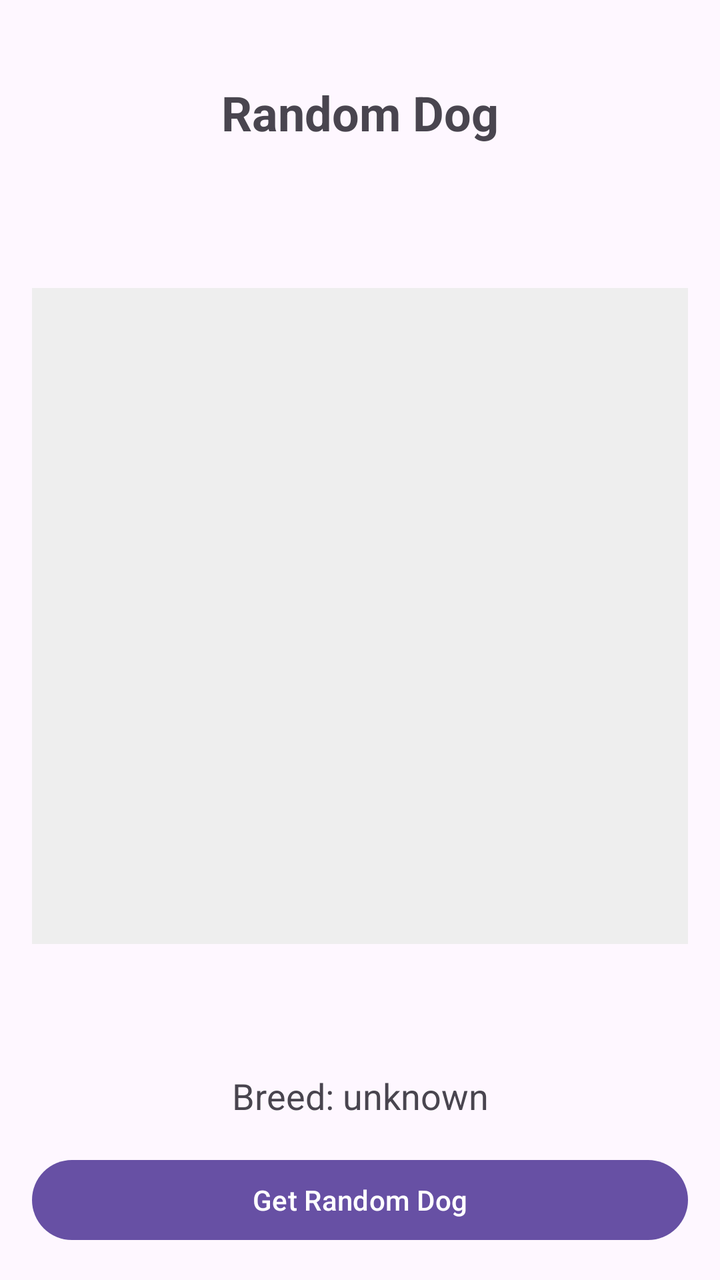
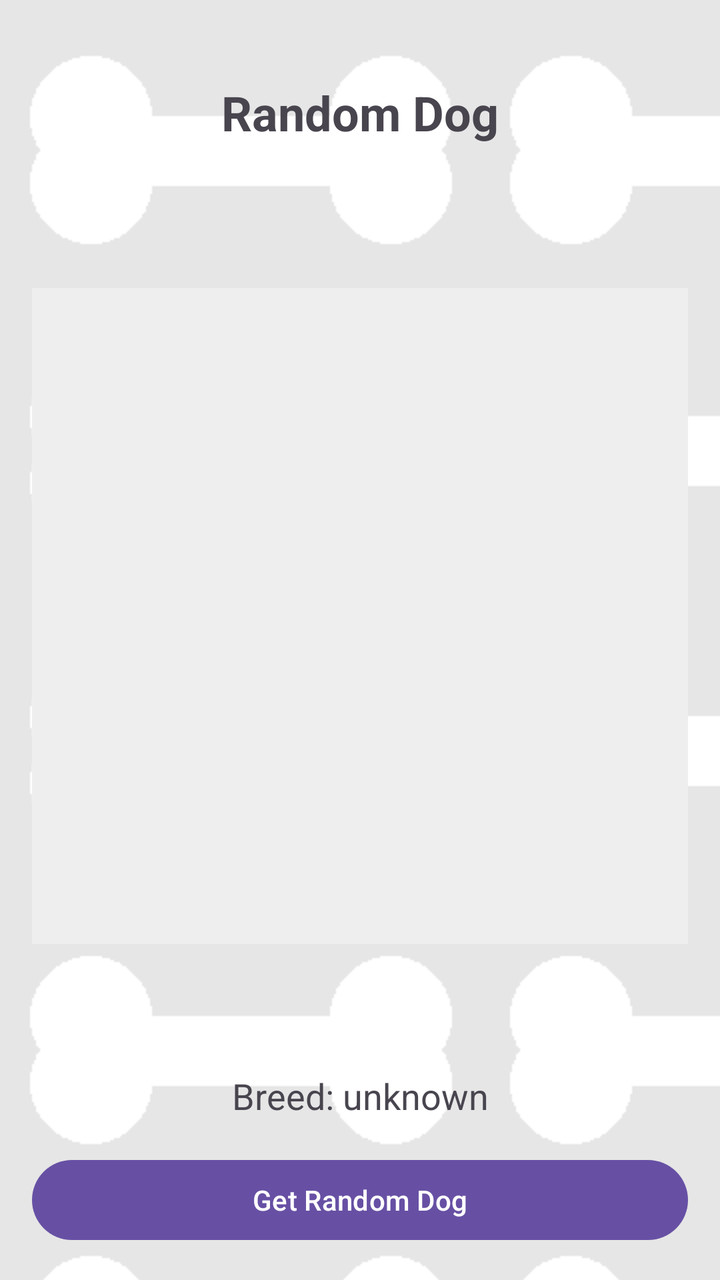

An Android layout rendered at two revisions. The XML below is the earlier revision; the diff shows what the commit changed to produce the second picture.
<!-- AndroidManifest.xml: application theme Theme.DogCeo -->
<!-- res/layout/activity_random_dog.xml -->
<?xml version="1.0" encoding="utf-8"?>
<androidx.constraintlayout.widget.ConstraintLayout xmlns:android="http://schemas.android.com/apk/res/android"
    xmlns:app="http://schemas.android.com/apk/res-auto"
    xmlns:tools="http://schemas.android.com/tools"
    android:id="@+id/randomDog"
    android:layout_width="match_parent"
    android:layout_height="match_parent"
    android:padding="16dp"
    tools:context=".RandomDogActivity">

    <TextView
        android:id="@+id/titleText"
        android:layout_width="wrap_content"
        android:layout_height="wrap_content"
        android:text="Random Dog"
        android:textSize="24sp"
        android:textStyle="bold"
        app:layout_constraintTop_toTopOf="parent"
        app:layout_constraintStart_toStartOf="parent"
        app:layout_constraintEnd_toEndOf="parent"
        android:layout_marginTop="24dp" />

    <ImageView
        android:id="@+id/dogImage"
        android:layout_width="0dp"
        android:layout_height="0dp"
        android:scaleType="centerCrop"
        android:contentDescription="Random dog image"
        android:background="#EEEEEE"
        app:layout_constraintTop_toBottomOf="@id/titleText"
        app:layout_constraintBottom_toTopOf="@id/breedText"
        app:layout_constraintStart_toStartOf="parent"
        app:layout_constraintEnd_toEndOf="parent"
        app:layout_constraintDimensionRatio="1:1"
        android:layout_marginTop="24dp"
        android:layout_marginBottom="16dp" />

    <TextView
        android:id="@+id/breedText"
        android:layout_width="wrap_content"
        android:layout_height="wrap_content"
        android:text="Breed: unknown"
        android:textSize="18sp"
        app:layout_constraintBottom_toTopOf="@id/fetchButton"
        app:layout_constraintStart_toStartOf="parent"
        app:layout_constraintEnd_toEndOf="parent"
        android:layout_marginBottom="16dp" />

    <Button
        android:id="@+id/fetchButton"
        android:layout_width="match_parent"
        android:layout_height="wrap_content"
        android:text="Get Random Dog"
        app:layout_constraintBottom_toBottomOf="parent"
        app:layout_constraintStart_toStartOf="parent"
        app:layout_constraintEnd_toEndOf="parent" />

</androidx.constraintlayout.widget.ConstraintLayout>
<!-- resources referenced by this layout -->
<resources>
  <style name="Theme.DogCeo" parent="Base.Theme.DogCeo" />
  <style name="Base.Theme.DogCeo" parent="Theme.Material3.DayNight.NoActionBar">
          
          
      </style>
</resources>

<!-- the commit's change to res/layout/activity_random_dog.xml (unified diff, before → after) -->
@@ -5,6 +5,7 @@
     android:id="@+id/randomDog"
     android:layout_width="match_parent"
     android:layout_height="match_parent"
+    android:background="@drawable/bg_bones"
     android:padding="16dp"
     tools:context=".RandomDogActivity">
 
<!-- resource entries referenced after the edit -->
@@ -1,6 +1,27 @@
 <!-- resources referenced by this layout -->
 <resources>
+  <!-- drawable bg_bones (drawable) -->
+  <?xml version="1.0" encoding="utf-8"?>
+  <layer-list xmlns:android="http://schemas.android.com/apk/res/android">
+  
+      
+      <item>
+          <shape android:shape="rectangle">
+              <solid android:color="#E6E6E6" />
+          </shape>
+      </item>
+  
+      
+      <item>
+          <bitmap
+              android:src="@drawable/bone_tile"
+              android:tileMode="repeat"
+              android:gravity="top|left" />
+      </item>
+  
+  </layer-list>
   <style name="Theme.DogCeo" parent="Base.Theme.DogCeo" />
+  <!-- drawable bone_tile: png bitmap (drawable, 6687 bytes) -->
   <style name="Base.Theme.DogCeo" parent="Theme.Material3.DayNight.NoActionBar">
           
           
